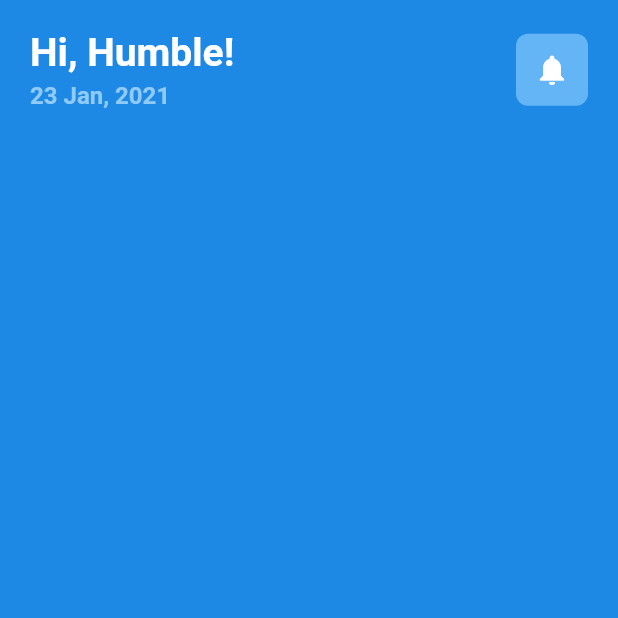
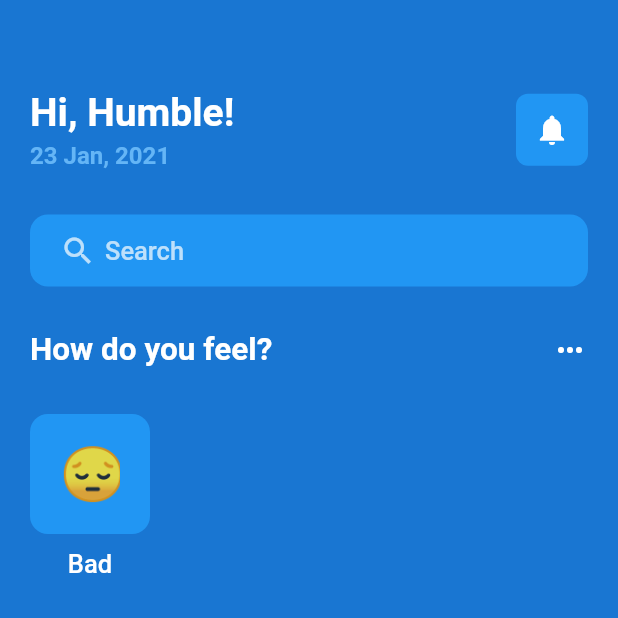
Before and after one commit to HumbleGh/eatsy, a Flutter app: the screen it shows after launch, after a tap on "Log in", on a phone screen of 412 x 824 dp, the top half of it. Run offline on Flutter 3.47's test engine with Material 2 defaults, Android fonts, the phone set to English and light mode, and no system bars; our stand-ins replace gap, get.

Commit message:
minor updates

```diff
--- a/lib/screens/welcome_screen.dart
+++ b/lib/screens/welcome_screen.dart
@@ -2,6 +2,8 @@ import 'package:eatsy/utils/app_layout.dart';
 import 'package:eatsy/utils/app_style.dart';
 import 'package:flutter/material.dart';
 import 'package:gap/gap.dart';
+
+import '../widgets/text_more.dart';
 
 class WelcomeScreen extends StatefulWidget {
   const WelcomeScreen({super.key});
@@ -13,11 +15,10 @@ class WelcomeScreen extends StatefulWidget {
 class _WelcomeScreenState extends State<WelcomeScreen> {
   @override
   Widget build(BuildContext context) {
-    return SafeArea(
-      child: Scaffold(
-          backgroundColor: Colors.blue[600],
+    return Scaffold(
+        backgroundColor: Colors.blue[700],
         body: ListView(
-            padding: EdgeInsets.symmetric(vertical: AppLayout.getHeight(20)),
+          padding: EdgeInsets.symmetric(vertical: AppLayout.getHeight(60)),
           children: [
             Container(
               padding:
@@ -30,14 +31,14 @@ class _WelcomeScreenState extends State<WelcomeScreen> {
                     children: [
                       Text(
                         'Hi, Humble!',
-                          style: Styles.headLineStyle1
-                              .copyWith(color: Colors.white),
+                        style:
+                            Styles.headLineStyle1.copyWith(color: Colors.white),
                       ),
                       Gap(AppLayout.getHeight(4)),
                       Text(
                         '23 Jan, 2021',
                         style: TextStyle(
-                              color: Colors.blue[200],
+                            color: Colors.blue[300],
                             fontSize: 16,
                             fontWeight: FontWeight.bold),
                       )
@@ -46,7 +47,7 @@ class _WelcomeScreenState extends State<WelcomeScreen> {
                   Container(
                       padding: EdgeInsets.all(AppLayout.getHeight(12)),
                       decoration: BoxDecoration(
-                            color: Colors.blue[300],
+                          color: Colors.blue[500],
                           borderRadius:
                               BorderRadius.circular(AppLayout.getHeight(8))),
                       child: const Icon(
@@ -56,8 +57,68 @@ class _WelcomeScreenState extends State<WelcomeScreen> {
                 ],
               ),
             ),
+            Gap(AppLayout.getHeight(30)),
+            Container(
+              decoration: BoxDecoration(
+                  color: Colors.blue[500],
+                  borderRadius: BorderRadius.circular(12)),
+              margin: EdgeInsets.symmetric(horizontal: AppLayout.getHeight(20)),
+              padding: EdgeInsets.symmetric(
+                  horizontal: AppLayout.getHeight(20),
+                  vertical: AppLayout.getHeight(12)),
+              child: Row(
+                children: [
+                  const Icon(
+                    Icons.search,
+                    color: Colors.white70,
+                  ),
+                  Gap(AppLayout.getHeight(6)),
+                  Text(
+                    'Search',
+                    style:
+                        Styles.headLineStyle3.copyWith(color: Colors.white70),
+                  )
                 ],
-          )),
-    );
+              ),
+            ),
+            Gap(AppLayout.getHeight(30)),
+            const TextMore(
+              text: 'How do you feel?',
+            ),
+            Gap(AppLayout.getHeight(30)),
+            Container(
+              padding: EdgeInsets.symmetric(horizontal: 20),
+              child: Row(
+                children: [
+                  Column(
+                    children: [
+                      Container(
+                        height: 80,
+                        width: 80,
+                        padding:
+                            EdgeInsets.symmetric(horizontal: 20, vertical: 20),
+                        decoration: BoxDecoration(
+                          borderRadius: BorderRadius.circular(12),
+                          color: Colors.blue[500],
+                        ),
+                        child: Text(
+                          '😔',
+                          textAlign: TextAlign.center,
+                          style: TextStyle(fontSize: 35),
+                        ),
+                      ),
+                      Gap(AppLayout.getHeight(10)),
+                      Text(
+                        'Bad',
+                        style:
+                            Styles.headLineStyle3.copyWith(color: Colors.white),
+                      )
+                    ],
+                  )
+                ],
+              ),
+            )
+          ],
+        ));
   }
 }
--- /dev/null
+++ b/lib/widgets/text_more.dart
@@ -0,0 +1,30 @@
+import 'package:flutter/material.dart';
+
+import '../utils/app_layout.dart';
+import '../utils/app_style.dart';
+
+class TextMore extends StatelessWidget {
+  final String text;
+
+  const TextMore({super.key, required this.text});
+
+  @override
+  Widget build(BuildContext context) {
+    return Container(
+      padding: EdgeInsets.symmetric(horizontal: AppLayout.getHeight(20)),
+      child: Row(
+        mainAxisAlignment: MainAxisAlignment.spaceBetween,
+        children: [
+          Text(
+            text,
+            style: Styles.headLineStyle2.copyWith(color: Colors.white),
+          ),
+          const Icon(
+            Icons.more_horiz_rounded,
+            color: Colors.white,
+          )
+        ],
+      ),
+    );
+  }
+}
```
Lines whose indentation alone changed are shown as unchanged.
